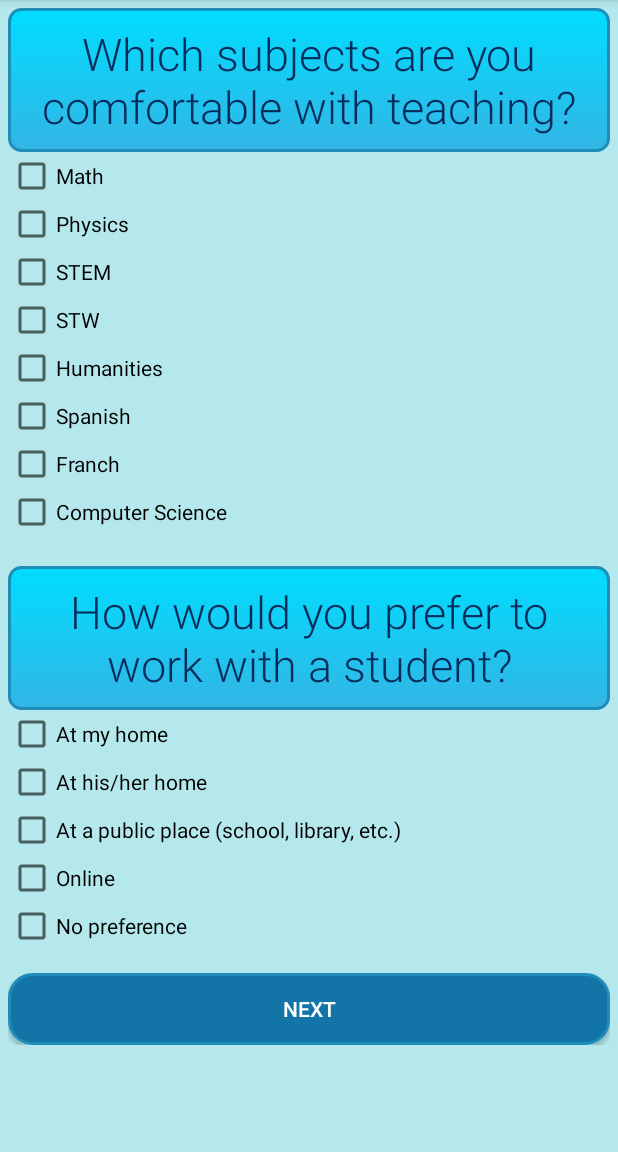
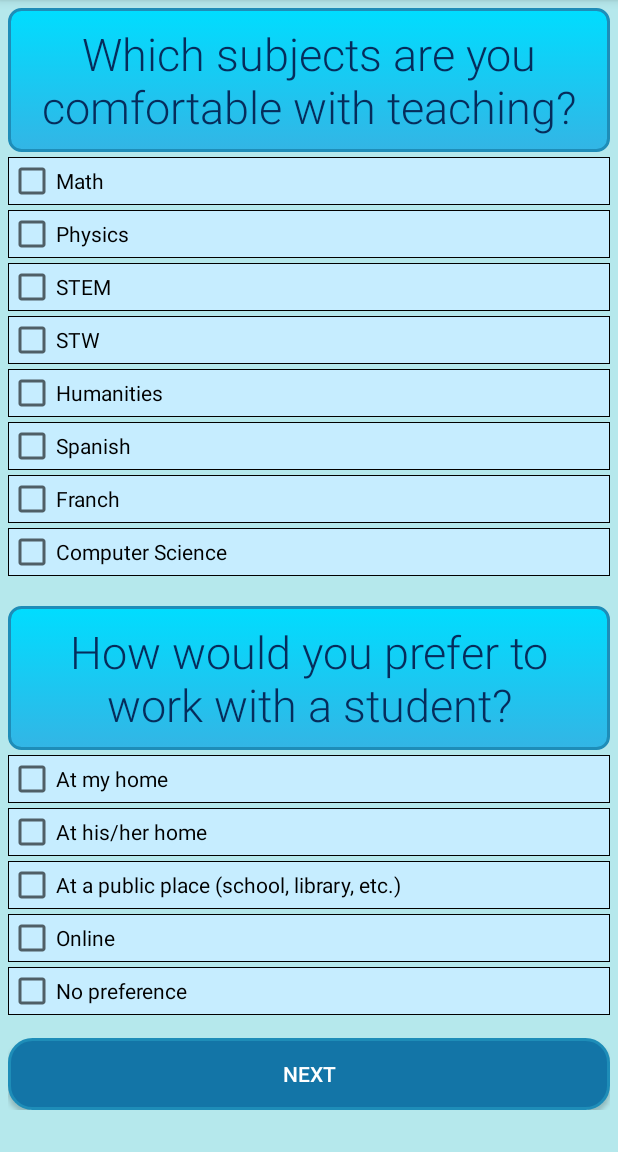
Before and after one commit to DanukGOAT/Android_Apps4Good, an Android app: the TutorQuestions screen opened directly, with no data from a screen before it, on a phone screen of 412 x 824 dp, the part 84-1236 px from its top. Run offline under Robolectric (Android 15) with nearby library versions, the phone set to English and light mode, and no system bars.

Commit message:


```diff
--- a/app/src/main/res/layout/activity_tutor_questions.xml
+++ b/app/src/main/res/layout/activity_tutor_questions.xml
@@ -38,49 +38,65 @@
                 android:id="@+id/Q1Answer1"
                 android:layout_width="match_parent"
                 android:layout_height="wrap_content"
-                android:text="@string/questionOneAnsOne" />
+                android:text="@string/questionOneAnsOne"
+                android:background="@drawable/bg_answer"
+                android:layout_marginTop="3dp"  />
 
             <CheckBox
                 android:id="@+id/Q1Answer2"
                 android:layout_width="match_parent"
                 android:layout_height="wrap_content"
-                android:text="@string/questionOneAnsTwo" />
+                android:text="@string/questionOneAnsTwo"
+                android:background="@drawable/bg_answer"
+                android:layout_marginTop="3dp"  />
 
             <CheckBox
                 android:id="@+id/Q1Answer3"
                 android:layout_width="match_parent"
                 android:layout_height="wrap_content"
-                android:text="@string/questionOneAnsTre" />
+                android:text="@string/questionOneAnsTre"
+                android:background="@drawable/bg_answer"
+                android:layout_marginTop="3dp"  />
 
             <CheckBox
                 android:id="@+id/Q1Answer4"
                 android:layout_width="match_parent"
                 android:layout_height="wrap_content"
-                android:text="@string/questionOneAnsFor" />
+                android:text="@string/questionOneAnsFor"
+                android:background="@drawable/bg_answer"
+                android:layout_marginTop="3dp"  />
 
             <CheckBox
                 android:id="@+id/Q1Answer5"
                 android:layout_width="match_parent"
                 android:layout_height="wrap_content"
-                android:text="@string/questionOneAnsFiv" />
+                android:text="@string/questionOneAnsFiv"
+                android:background="@drawable/bg_answer"
+                android:layout_marginTop="3dp"  />
 
             <CheckBox
                 android:id="@+id/Q1Answer6"
                 android:layout_width="match_parent"
                 android:layout_height="wrap_content"
-                android:text="@string/questionOneAnsSix" />
+                android:text="@string/questionOneAnsSix"
+                android:background="@drawable/bg_answer"
+                android:layout_marginTop="3dp"  />
 
             <CheckBox
                 android:id="@+id/Q1Answer7"
                 android:layout_width="match_parent"
                 android:layout_height="wrap_content"
-                android:text="@string/questionOneAnsSvn" />
+                android:text="@string/questionOneAnsSvn"
+                android:background="@drawable/bg_answer"
+                android:layout_marginTop="3dp"  />
 
             <CheckBox
                 android:id="@+id/Q1Answer8"
                 android:layout_width="match_parent"
                 android:layout_height="wrap_content"
-                android:text="@string/questionOneAnsAte" />
+                android:text="@string/questionOneAnsAte"
+                android:background="@drawable/bg_answer"
+                android:layout_marginTop="3dp"  />
 
             <TextView
                 android:id="@+id/QuestionTwo"
@@ -102,31 +118,41 @@
                 android:id="@+id/Q2Answer1"
                 android:layout_width="match_parent"
                 android:layout_height="wrap_content"
-                android:text="@string/questionTwoAnsOne" />
+                android:text="@string/questionTwoAnsOne"
+                android:background="@drawable/bg_answer"
+                android:layout_marginTop="3dp"  />
 
             <CheckBox
                 android:id="@+id/Q2Answer2"
                 android:layout_width="match_parent"
                 android:layout_height="wrap_content"
-                android:text="@string/questionTwoAnsTwo" />
+                android:text="@string/questionTwoAnsTwo"
+                android:background="@drawable/bg_answer"
+                android:layout_marginTop="3dp"  />
 
             <CheckBox
                 android:id="@+id/Q2Answer3"
                 android:layout_width="match_parent"
                 android:layout_height="wrap_content"
-                android:text="@string/questionTwoAnsTre" />
+                android:text="@string/questionTwoAnsTre"
+                android:background="@drawable/bg_answer"
+                android:layout_marginTop="3dp"  />
 
             <CheckBox
                 android:id="@+id/Q2Answer4"
                 android:layout_width="match_parent"
                 android:layout_height="wrap_content"
-                android:text="@string/questionTwoAnsFor" />
+                android:text="@string/questionTwoAnsFor"
+                android:background="@drawable/bg_answer"
+                android:layout_marginTop="3dp"  />
 
             <CheckBox
                 android:id="@+id/Q2Answer5"
                 android:layout_width="match_parent"
                 android:layout_height="wrap_content"
-                android:text="@string/questionTwoAnsFiv" />
+                android:text="@string/questionTwoAnsFiv"
+                android:background="@drawable/bg_answer"
+                android:layout_marginTop="3dp"  />
 
             <Button
                 android:id="@+id/button"
--- /dev/null
+++ b/app/src/main/res/layout/answer.xml
@@ -0,0 +1,8 @@
+<?xml version="1.0" encoding="utf-8"?>
+<CheckBox xmlns:android="http://schemas.android.com/apk/res/android"
+    android:layout_width="match_parent"
+    android:layout_height="wrap_content"
+    android:background="@drawable/bg_answer"
+    android:layout_marginTop="3dp">
+
+</CheckBox>
```
